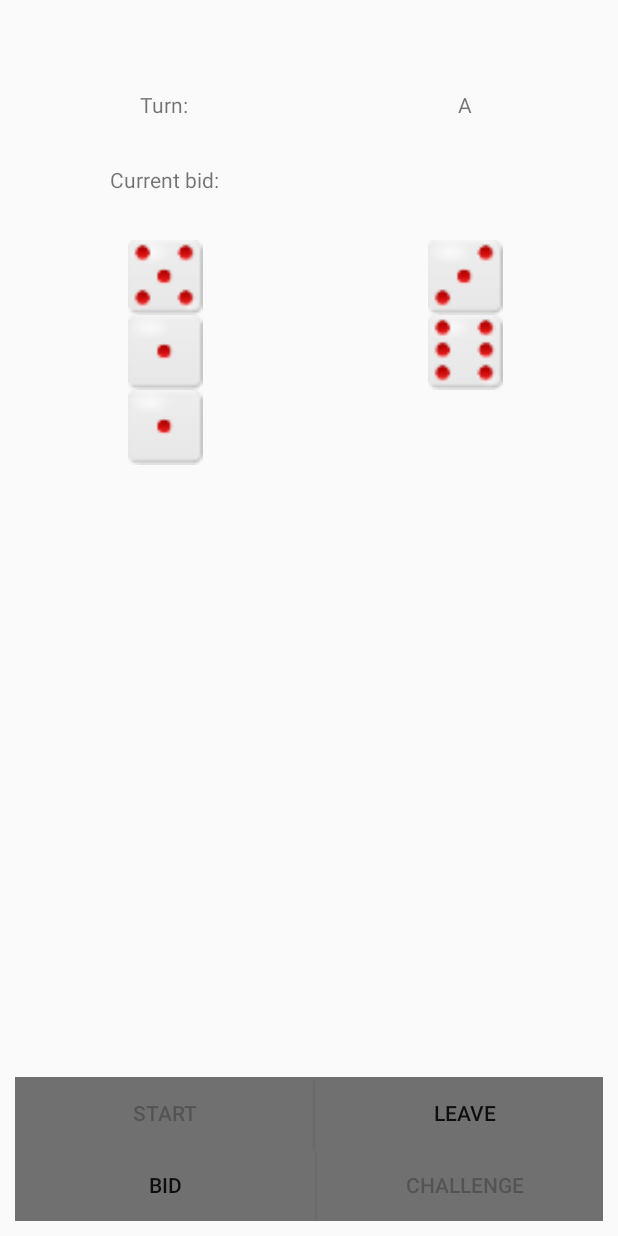
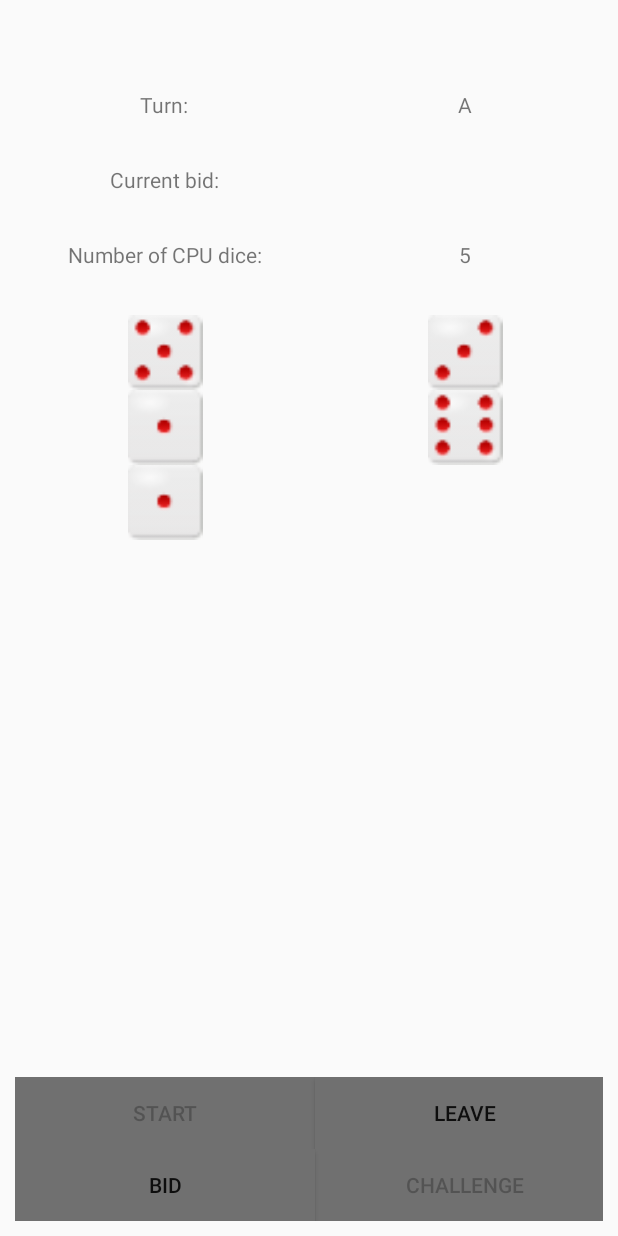
Before and after one commit to srl88/dice_social_app, an Android app: the SinglePlayerModeActivity screen opened directly, with no data from a screen before it, after a tap on "START", on a phone screen of 412 x 824 dp. Run offline under Robolectric (Android 15) with nearby library versions, the phone set to English and light mode, and no system bars; pictures from the network do not load.

Commit message:
display nb of dice on both mode

```diff
--- a/app/src/main/java/com/example/mobileliarsdice/Game/Player.java
+++ b/app/src/main/java/com/example/mobileliarsdice/Game/Player.java
@@ -30,6 +30,7 @@ public class Player {
         for(int i=2; i<7; i++)
             dieCounts[i] += dieCounts[1];
 
+        dieCounts[0] = 0;
         if(bids.size() > 0)
         {
             String[] lastBid = bids.get(bids.size() - 1).split(" ");
--- a/app/src/main/java/com/example/mobileliarsdice/SinglePlayerModeActivity.java
+++ b/app/src/main/java/com/example/mobileliarsdice/SinglePlayerModeActivity.java
@@ -26,13 +26,12 @@ public class SinglePlayerModeActivity extends AppCompatActivity {
     private Intent intent;
     private Bundle bundle;
 
-    private TextView lblCurrentTurn, lblCurrentBid, currentTurn, currentBid;
+    private TextView lblCurrentTurn, lblCurrentBid, lblNbDice, currentTurn, currentBid, nbDice;
     private ImageView firstDiceImage, secondDiceImage, thirdDiceImage, fourthDiceImage, fifthDiceImage;
     private Button readyButton, quitButton, bidButton, challengeButton;
 
     SoundPool dice_sound;       //For dice sound playing
-    int sound_id;               //Used to control sound stream return by SoundPool
-    Timer timer=new Timer();    //Used to implement feedback to user
+    int sound_id;               //Used to implement feedback to user
     boolean rolling=false;      //Is die rolling?
     Handler handler;
 
@@ -47,6 +46,9 @@ public class SinglePlayerModeActivity extends AppCompatActivity {
     private Player player1;
     private Player player2;
 
+    int[] diceOf;
+    int nbDiceCPU;
+
     @Override
     protected void onCreate(Bundle savedInstanceState) {
         super.onCreate(savedInstanceState);
@@ -59,9 +61,11 @@ public class SinglePlayerModeActivity extends AppCompatActivity {
 
         lblCurrentTurn = findViewById(R.id.lblCurrentTurn);
         lblCurrentBid = findViewById(R.id.lblCurrentBid);
+        lblNbDice = findViewById(R.id.lblNbDice);
 
         currentTurn = findViewById(R.id.currentTurn);
         currentBid = findViewById(R.id.currentBid);
+        nbDice = findViewById(R.id.NbDice);
 
         firstDiceImage = findViewById(R.id.firstDiceImage);
         secondDiceImage = findViewById(R.id.secondDiceImage);
@@ -78,6 +82,7 @@ public class SinglePlayerModeActivity extends AppCompatActivity {
 
         lblCurrentTurn.setVisibility(View.INVISIBLE);
         lblCurrentBid.setVisibility(View.INVISIBLE);
+        lblNbDice.setVisibility(View.INVISIBLE);
 
         firstDiceImage.setVisibility(View.INVISIBLE);
         secondDiceImage.setVisibility(View.INVISIBLE);
@@ -90,6 +95,7 @@ public class SinglePlayerModeActivity extends AppCompatActivity {
         // Initialize face and number
         bidFace = 0;
         bidNumber = 0;
+        diceOf = new int[5];
         listOfBids = new ArrayList<String>();
 
         // Add players
@@ -130,7 +136,9 @@ public class SinglePlayerModeActivity extends AppCompatActivity {
 
                 lblCurrentTurn.setVisibility(View.VISIBLE);
                 lblCurrentBid.setVisibility(View.VISIBLE);
+                lblNbDice.setVisibility(View.VISIBLE);
                 currentTurn.setText(sh_game.getTurn().getName());
+
                 if(bidNumber == 0) {
                     currentBid.setText("");
                 } else {
@@ -170,6 +178,18 @@ public class SinglePlayerModeActivity extends AppCompatActivity {
     }
 
     public void updateDiceImages() {
+        diceOf[0] = sh_game.getCups().get(1).getCup().get(0).getFace();
+        diceOf[1] = sh_game.getCups().get(1).getCup().get(1).getFace();
+        diceOf[2] = sh_game.getCups().get(1).getCup().get(2).getFace();
+        diceOf[3] = sh_game.getCups().get(1).getCup().get(3).getFace();
+        diceOf[4] = sh_game.getCups().get(1).getCup().get(4).getFace();
+        nbDiceCPU = 0;
+        for (int i=0; i<5; i++) {
+            if (diceOf[i]!=0) {
+                nbDiceCPU++;
+            }
+        }
+        nbDice.setText(Integer.toString(nbDiceCPU)) ;
         rolling = true;
         //Start rolling sound
         dice_sound.play(sound_id, 1.0f, 1.0f, 0, 0, 1.0f);
@@ -334,6 +354,7 @@ public class SinglePlayerModeActivity extends AppCompatActivity {
             challengeButton.setEnabled(false);
             lblCurrentTurn.setVisibility(View.INVISIBLE);
             lblCurrentBid.setVisibility(View.INVISIBLE);
+            lblNbDice.setVisibility(View.INVISIBLE);
             firstDiceImage.setVisibility(View.INVISIBLE);
             secondDiceImage.setVisibility(View.INVISIBLE);
             thirdDiceImage.setVisibility(View.INVISIBLE);
@@ -349,6 +370,7 @@ public class SinglePlayerModeActivity extends AppCompatActivity {
             challengeButton.setEnabled(false);
             lblCurrentTurn.setVisibility(View.INVISIBLE);
             lblCurrentBid.setVisibility(View.INVISIBLE);
+            lblNbDice.setVisibility(View.INVISIBLE);
             firstDiceImage.setVisibility(View.INVISIBLE);
             secondDiceImage.setVisibility(View.INVISIBLE);
             thirdDiceImage.setVisibility(View.INVISIBLE);
--- a/app/src/main/res/layout/activity_single_player_mode.xml
+++ b/app/src/main/res/layout/activity_single_player_mode.xml
@@ -63,6 +63,30 @@
             android:gravity="center">
             <TextView
                 android:id="@+id/currentBid"
+                android:layout_width="wrap_content"
+                android:layout_height="50dp"
+                android:text="" />
+        </RelativeLayout>
+    </TableRow>
+    <TableRow
+        android:layout_width="match_parent"
+        android:layout_height="50dp" >
+        <RelativeLayout
+            android:layout_width="match_parent"
+            android:layout_height="match_parent"
+            android:gravity="center">
+            <TextView
+                android:id="@+id/lblNbDice"
+                android:layout_width="wrap_content"
+                android:layout_height="50dp"
+                android:text="@string/lblNbDice" />
+        </RelativeLayout>
+        <RelativeLayout
+            android:layout_width="match_parent"
+            android:layout_height="match_parent"
+            android:gravity="center">
+            <TextView
+                android:id="@+id/NbDice"
                 android:layout_width="wrap_content"
                 android:layout_height="50dp"
                 android:text="" />
--- a/app/src/main/res/values/strings.xml
+++ b/app/src/main/res/values/strings.xml
@@ -37,6 +37,7 @@
     <string name="roll_button">ROLL</string>
     <string name="lblCurrentTurn">Turn: </string>
     <string name="lblCurrentBid">Current bid: </string>
+    <string name="lblNbDice">Number of CPU dice: </string>
     <string name="numberSpinnerPrompt">Number</string>
     <string name="accept">Accept</string>
     <string name="reject">Reject</string>
```
